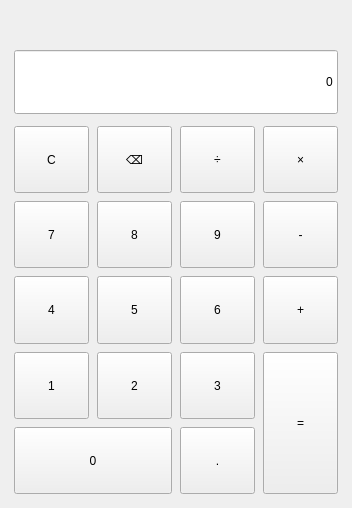
Before: the Qt Designer form mainwindow.ui in luorujia/Exp1_Calculator, drawn with Qt 5.
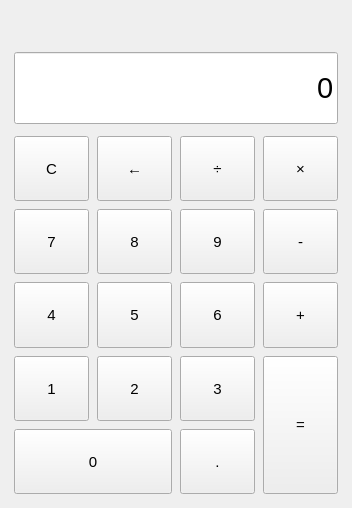
After: the same form once the commit is applied.

Commit message:
fix(ui): 修正显示屏字号偏小、退格键符号缺字形的问题
- 窗口统一字体 Microsoft YaHei UI 11pt，各控件继承
- displayEdit 单独设为 22pt，符合计算器显示区的视觉层级
- expressionLabel 设为 10pt
- 退格按钮文本由 U+232B 改为 U+2190，避免系统中文字体缺字形显示成方框

```diff
--- a/mainwindow.ui
+++ b/mainwindow.ui
@@ -16,6 +16,12 @@
     <height>460</height>
    </size>
   </property>
+  <property name="font">
+   <font>
+    <family>Microsoft YaHei UI</family>
+    <pointsize>11</pointsize>
+   </font>
+  </property>
   <property name="windowTitle">
    <string>计算器 - 带键盘事件</string>
   </property>
@@ -47,9 +53,15 @@
       <property name="minimumSize">
        <size>
         <width>0</width>
-        <height>24</height>
+        <height>26</height>
        </size>
       </property>
+      <property name="font">
+       <font>
+        <family>Microsoft YaHei UI</family>
+        <pointsize>10</pointsize>
+       </font>
+      </property>
       <property name="text">
        <string/>
       </property>
@@ -69,9 +81,15 @@
       <property name="minimumSize">
        <size>
         <width>0</width>
-        <height>64</height>
+        <height>72</height>
        </size>
       </property>
+      <property name="font">
+       <font>
+        <family>Microsoft YaHei UI</family>
+        <pointsize>22</pointsize>
+       </font>
+      </property>
       <property name="text">
        <string>0</string>
       </property>
@@ -128,7 +146,7 @@
          <enum>Qt::NoFocus</enum>
         </property>
         <property name="text">
-         <string>⌫</string>
+         <string>←</string>
         </property>
        </widget>
       </item>
```
